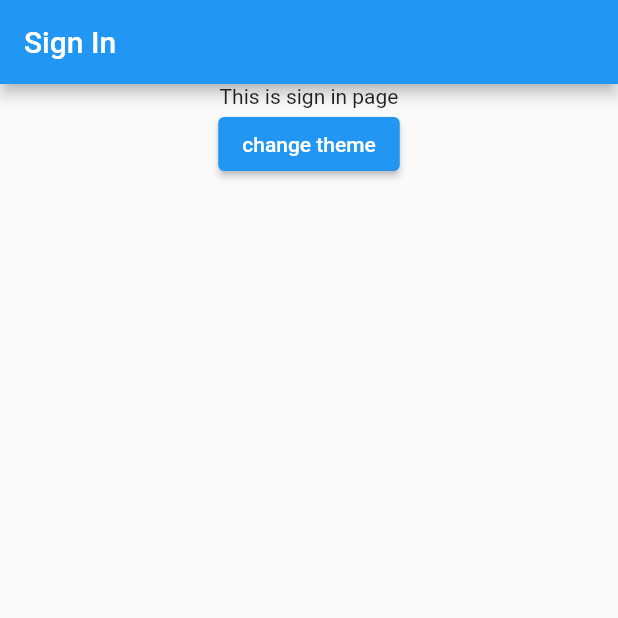
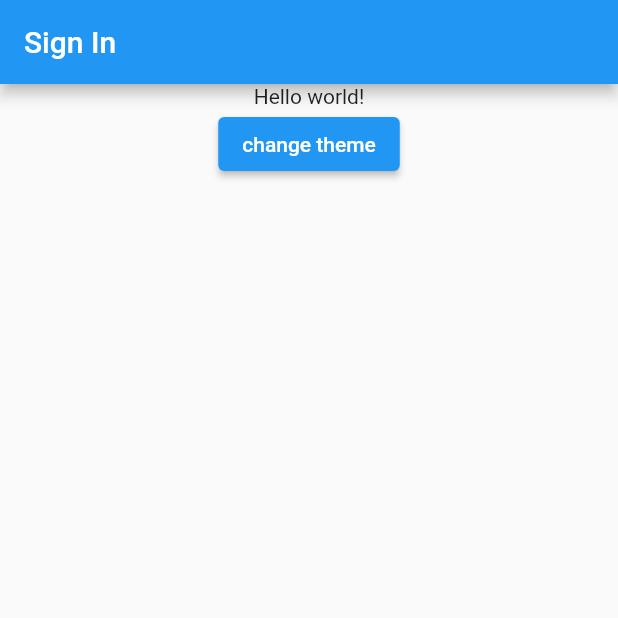
Before and after one commit to PhamMinhHaiAu-12035071/flutter_boilerate_project, a Flutter app: the screen it shows after launch, on a phone screen of 412 x 824 dp, the top half of it. Run offline on Flutter 3.47's test engine with Material 2 defaults, Android fonts, the phone set to English and light mode, and no system bars; our stand-ins replace bloc, equatable, flutter_bloc, get_it, injectable, logger; generated files the repository leaves out were written again.

Commit message:
handle localization

```diff
--- a/analysis_options.yaml
+++ b/analysis_options.yaml
@@ -4,6 +4,7 @@ analyzer:
   exclude: [
       lib/**.g.dart,
       lib/configs/dependency_injection/injection.config.dart,
+      lib/localization/dart_files/**.dart,
   ]
 
 linter:
--- /dev/null
+++ b/lib/localization/app_localization.dart
@@ -0,0 +1,31 @@
+import 'package:flutter/widgets.dart';
+import 'package:flutter_boilerate_project/localization/dart_files/messages_all.dart';
+import 'package:intl/intl.dart';
+
+class AppLocalization {
+  const AppLocalization(this.locale);
+
+  final Locale locale;
+
+  static AppLocalization? of(BuildContext context) =>
+      Localizations.of<AppLocalization>(context, AppLocalization);
+  static Future<AppLocalization> load(Locale locale) async {
+    final localeName = Intl.canonicalizedLocale(locale.languageCode);
+    // It produces an error now but it's fine; it will
+    // disappear as soon as we use code generation to
+    // create internationalization utilities
+    await initializeMessages(localeName);
+    // Setup intl to work with the device's locale
+    Intl.defaultLocale = localeName;
+    return AppLocalization(locale);
+  }
+
+  String get helloWorld => Intl.message(
+        'Hello world!',
+        name: 'helloWorld',
+      );
+  String get hello => Intl.message(
+        'Hello',
+        name: 'hello',
+      );
+}
--- /dev/null
+++ b/lib/localization/app_localization_delegate.dart
@@ -0,0 +1,14 @@
+import 'package:flutter/cupertino.dart';
+import 'package:flutter_boilerate_project/localization/app_localization.dart';
+
+class AppLocalizationDelegate extends LocalizationsDelegate<AppLocalization> {
+  const AppLocalizationDelegate();
+  @override
+  bool isSupported(Locale locale) => ['en', 'ja'].contains(locale.languageCode);
+
+  @override
+  Future<AppLocalization> load(Locale locale) => AppLocalization.load(locale);
+
+  @override
+  bool shouldReload(LocalizationsDelegate<AppLocalization> old) => false;
+}
--- /dev/null
+++ b/lib/localization/arb_files/intl_en.arb
@@ -0,0 +1,16 @@
+{
+  "@@locale": "en",
+  "@@last_modified": "2022-04-10T13:49:17.352147",
+  "helloWorld": "Hello world!",
+  "@helloWorld": {
+    "type": "text",
+    "placeholders_order": [],
+    "placeholders": {}
+  },
+  "hello": "Hello",
+  "@hello": {
+    "type": "text",
+    "placeholders_order": [],
+    "placeholders": {}
+  }
+}
--- /dev/null
+++ b/lib/localization/arb_files/intl_ja.arb
@@ -0,0 +1,16 @@
+{
+  "@@locale": "ja",
+  "@@last_modified": "2022-04-10T13:49:17.352147",
+  "helloWorld": "Hello world jp!",
+  "@helloWorld": {
+    "type": "text",
+    "placeholders_order": [],
+    "placeholders": {}
+  },
+  "hello": "Hello jp",
+  "@hello": {
+    "type": "text",
+    "placeholders_order": [],
+    "placeholders": {}
+  }
+}
--- /dev/null
+++ b/lib/localization/arb_files/intl_messages.arb
@@ -0,0 +1,15 @@
+{
+  "@@last_modified": "2022-04-10T13:49:17.352147",
+  "helloWorld": "Hello world!",
+  "@helloWorld": {
+    "type": "text",
+    "placeholders_order": [],
+    "placeholders": {}
+  },
+  "hello": "Hello",
+  "@hello": {
+    "type": "text",
+    "placeholders_order": [],
+    "placeholders": {}
+  }
+}
--- /dev/null
+++ b/lib/localization/dart_files/messages_en.dart
@@ -0,0 +1,27 @@
+// DO NOT EDIT. This is code generated via package:intl/generate_localized.dart
+// This is a library that provides messages for a en locale. All the
+// messages from the main program should be duplicated here with the same
+// function name.
+
+// Ignore issues from commonly used lints in this file.
+// ignore_for_file:unnecessary_brace_in_string_interps
+// ignore_for_file:prefer_single_quotes,comment_references, directives_ordering
+// ignore_for_file:annotate_overrides,prefer_generic_function_type_aliases
+// ignore_for_file:unused_import, file_names, always_declare_return_types
+
+import 'package:intl/intl.dart';
+import 'package:intl/message_lookup_by_library.dart';
+
+final messages = MessageLookup();
+
+typedef String MessageIfAbsent(String? messageStr, List<Object>? args);
+
+class MessageLookup extends MessageLookupByLibrary {
+  String get localeName => 'en';
+
+  final messages = _notInlinedMessages(_notInlinedMessages);
+  static Map<String, Function> _notInlinedMessages(_) => <String, Function> {
+    "hello" : MessageLookupByLibrary.simpleMessage("Hello"),
+    "helloWorld" : MessageLookupByLibrary.simpleMessage("Hello world!")
+  };
+}
--- /dev/null
+++ b/lib/localization/dart_files/messages_ja.dart
@@ -0,0 +1,27 @@
+// DO NOT EDIT. This is code generated via package:intl/generate_localized.dart
+// This is a library that provides messages for a ja locale. All the
+// messages from the main program should be duplicated here with the same
+// function name.
+
+// Ignore issues from commonly used lints in this file.
+// ignore_for_file:unnecessary_brace_in_string_interps
+// ignore_for_file:prefer_single_quotes,comment_references, directives_ordering
+// ignore_for_file:annotate_overrides,prefer_generic_function_type_aliases
+// ignore_for_file:unused_import, file_names, always_declare_return_types
+
+import 'package:intl/intl.dart';
+import 'package:intl/message_lookup_by_library.dart';
+
+final messages = MessageLookup();
+
+typedef String MessageIfAbsent(String? messageStr, List<Object>? args);
+
+class MessageLookup extends MessageLookupByLibrary {
+  String get localeName => 'ja';
+
+  final messages = _notInlinedMessages(_notInlinedMessages);
+  static Map<String, Function> _notInlinedMessages(_) => <String, Function> {
+    "hello" : MessageLookupByLibrary.simpleMessage("Hello jp"),
+    "helloWorld" : MessageLookupByLibrary.simpleMessage("Hello world jp!")
+  };
+}
--- a/lib/main.dart
+++ b/lib/main.dart
@@ -3,12 +3,15 @@ import 'package:flutter_bloc/flutter_bloc.dart';
 import 'package:flutter_boilerate_project/app_bloc_observer.dart';
 import 'package:flutter_boilerate_project/configs/dependency_injection/injection.dart';
 import 'package:flutter_boilerate_project/configs/url/url_strategy.dart';
+import 'package:flutter_boilerate_project/localization/app_localization_delegate.dart';
 import 'package:flutter_boilerate_project/modules/theme/business_logic/theme_bloc.dart';
 import 'package:flutter_boilerate_project/modules/theme/constants/app_themes.dart';
 import 'package:flutter_boilerate_project/routers/e_route_information_parser.dart';
 import 'package:flutter_boilerate_project/routers/e_router_delegate.dart';
 import 'package:flutter_boilerate_project/routers/navigation_cubit.dart';
 import 'package:flutter_boilerate_project/routers/page_config.dart';
+import 'package:flutter_localizations/flutter_localizations.dart';
+import 'package:logger/logger.dart';
 
 Future<void> main() async {
   WidgetsFlutterBinding.ensureInitialized();
@@ -44,6 +47,21 @@ class MyApp extends StatelessWidget {
             debugShowCheckedModeBanner: false,
             routeInformationParser: routeInformationParser,
             routerDelegate: routerDelegate,
+            localizationsDelegates: const [
+              AppLocalizationDelegate(),
+              GlobalMaterialLocalizations.delegate,
+              GlobalCupertinoLocalizations.delegate,
+              GlobalWidgetsLocalizations.delegate,
+            ],
+            supportedLocales: const [
+              Locale.fromSubtags(languageCode: 'en'),
+              Locale.fromSubtags(languageCode: 'ja'),
+            ],
+            localeResolutionCallback: (locale, supportedLocales) {
+              getIt<Logger>().d('show current locale: $locale');
+              getIt<Logger>().d('show support locales: $supportedLocales');
+              return null;
+            },
           );
         },
       ),
--- a/lib/modules/sign_in/presentation/sign_in_screen.dart
+++ b/lib/modules/sign_in/presentation/sign_in_screen.dart
@@ -1,5 +1,6 @@
 import 'package:flutter/material.dart';
 import 'package:flutter_boilerate_project/configs/dependency_injection/injection.dart';
+import 'package:flutter_boilerate_project/localization/app_localization.dart';
 import 'package:flutter_boilerate_project/modules/theme/business_logic/theme_bloc.dart';
 import 'package:flutter_boilerate_project/modules/theme/constants/enums.dart';
 import 'package:flutter_boilerate_project/routers/e_page.dart';
@@ -34,7 +35,7 @@ class SignInView extends StatelessWidget {
       body: Center(
         child: Column(
           children: [
-            const Text('This is sign in page'),
+            Text(AppLocalization.of(context)?.helloWorld ?? '-'),
             ElevatedButton(
               onPressed: _toggleTheme,
               child: const Text('change theme'),
--- a/pubspec.yaml
+++ b/pubspec.yaml
@@ -43,6 +43,10 @@ dependencies:
   dartz: ^0.10.1
   enum_to_string: ^2.0.1
   logger: ^1.1.0
+  flutter_localizations:
+    sdk: flutter
+  intl: ^0.17.0
+  intl_generator: ^0.2.1
 
 dev_dependencies:
   flutter_test:
@@ -58,7 +62,6 @@ dev_dependencies:
 
 # The following section is specific to Flutter.
 flutter:
-
   # The following line ensures that the Material Icons font is
   # included with your application, so that you can use the icons in
   # the material Icons class.
```
Also changed, not shown: lib/localization/dart_files/messages_all.dart (added, +68 -0 lines), pubspec.lock, 2 other files.
